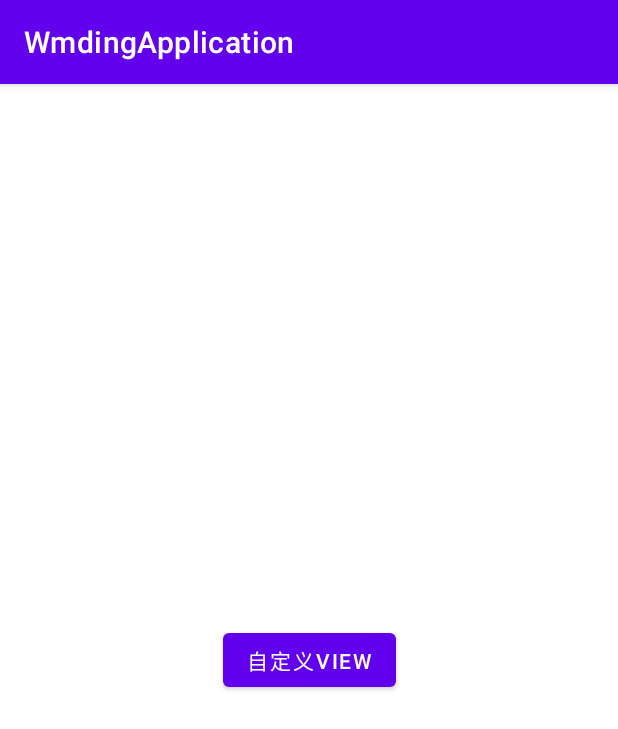
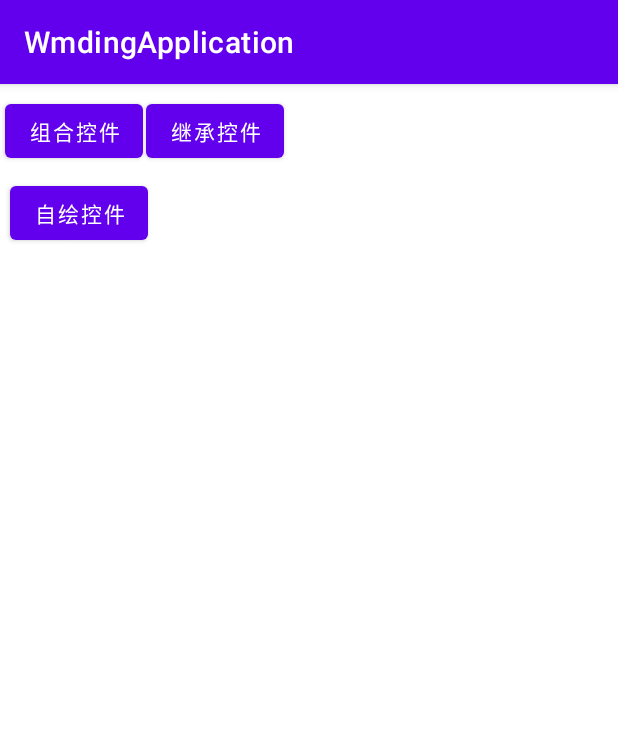
Before and after one commit to wmdkanhai/WmdingApplication, an Android app: the MyViewActivity screen opened directly, with no data from a screen before it, on a phone screen of 412 x 824 dp. Shown: the top 729 px of the screen. Run offline under Robolectric (Android 15) with nearby library versions, the phone set to English and light mode, and no system bars.

Commit message:
add：自定义View基本使用

```diff
--- a/myviewlib/src/main/res/layout/activity_my_view.xml
+++ b/myviewlib/src/main/res/layout/activity_my_view.xml
@@ -7,11 +7,40 @@
         tools:context=".MyViewActivity">
 
     <Button
+            android:onClick="myView1"
             android:layout_width="wrap_content"
             android:layout_height="wrap_content"
-            android:text="自定义view"
+            android:text="组合控件"
             app:layout_constraintEnd_toEndOf="parent"
             app:layout_constraintStart_toStartOf="parent"
             app:layout_constraintBottom_toBottomOf="parent"
-            app:layout_constraintTop_toTopOf="parent" />
+            app:layout_constraintTop_toTopOf="parent"
+            app:layout_constraintHorizontal_bias="0.01"
+            app:layout_constraintVertical_bias="0.01"
+            android:id="@+id/button" />
+
+    <Button
+            android:id="@+id/button2"
+            android:onClick="myView2"
+            android:layout_width="wrap_content"
+            android:layout_height="wrap_content"
+            android:text="继承控件"
+            app:layout_constraintEnd_toEndOf="parent"
+            app:layout_constraintBottom_toBottomOf="parent"
+            app:layout_constraintTop_toTopOf="parent"
+            app:layout_constraintHorizontal_bias="0.01"
+            app:layout_constraintVertical_bias="0.01"
+            app:layout_constraintStart_toEndOf="@+id/button" />
+
+    <Button
+            android:onClick="myView3"
+            android:layout_width="wrap_content"
+            android:layout_height="wrap_content"
+            android:text="自绘控件"
+            app:layout_constraintEnd_toEndOf="parent"
+            app:layout_constraintBottom_toBottomOf="parent"
+            app:layout_constraintHorizontal_bias="0.01"
+            app:layout_constraintVertical_bias="0.01"
+            app:layout_constraintTop_toBottomOf="@+id/button"
+            app:layout_constraintStart_toStartOf="@+id/button" />
 </androidx.constraintlayout.widget.ConstraintLayout>
--- /dev/null
+++ b/myviewlib/src/main/res/values/colors.xml
@@ -0,0 +1,11 @@
+<?xml version="1.0" encoding="utf-8"?>
+<resources>
+    <color name="purple_200">#FFBB86FC</color>
+    <color name="purple_500">#FF6200EE</color>
+    <color name="purple_700">#FF3700B3</color>
+    <color name="teal_200">#FF03DAC5</color>
+    <color name="teal_700">#FF018786</color>
+    <color name="black">#FF000000</color>
+    <color name="white">#FFFFFFFF</color>
+    <color name="BackgroundColor">#F9F9F9</color>
+</resources>
--- /dev/null
+++ b/myviewlib/src/main/res/values/styles.xml
@@ -0,0 +1,19 @@
+<resources>
+
+    <!-- Base application theme. -->
+    <style name="AppTheme" parent="Theme.AppCompat.Light.DarkActionBar">
+        <!-- Customize your theme here. -->
+        <item name="colorPrimary">@color/purple_500</item>
+        <item name="colorPrimaryDark">@color/purple_500</item>
+        <item name="colorAccent">@color/purple_500</item>
+
+    </style>
+
+    <style name="AppTheme.NoActionBar">
+        <item name="windowActionBar">false</item>
+        <item name="windowNoTitle">true</item>
+        <item name="android:windowDrawsSystemBarBackgrounds">true</item>
+        <item name="android:windowBackground">@color/BackgroundColor</item>
+        <item name="android:statusBarColor">@android:color/transparent</item>
+    </style>
+</resources>
```
Also changed, not shown: myviewlib/src/main/AndroidManifest.xml (+6 -1 lines), myviewlib/src/main/java/com/wmding/myviewlib/MyView1Activity.java (added, +32 -0 lines), myviewlib/src/main/java/com/wmding/myviewlib/MyView2Activity.java (added, +14 -0 lines), myviewlib/src/main/java/com/wmding/myviewlib/MyView3Activity.java (added, +14 -0 lines), myviewlib/src/main/java/com/wmding/myviewlib/MyViewActivity.java (+17 -0 lines), myviewlib/src/main/java/com/wmding/myviewlib/view/CustomTitleView.java (added, +58 -0 lines), myviewlib/src/main/java/com/wmding/myviewlib/view/ForegroundLinearLayout.java (added, +25 -0 lines), myviewlib/src/main/java/com/wmding/myviewlib/view/HistogramView.java (added, +77 -0 lines), myviewlib/src/main/java/com/wmding/myviewlib/view/UnderlineTextView.java (added, +33 -0 lines), myviewlib/src/main/res/layout/activity_my_view1.xml (added, +14 -0 lines), myviewlib/src/main/res/layout/activity_my_view2.xml (added, +41 -0 lines), myviewlib/src/main/res/layout/activity_my_view3.xml (added, +18 -0 lines), myviewlib/src/main/res/layout/custom_title_view.xml (added, +23 -0 lines), 1 other file.
